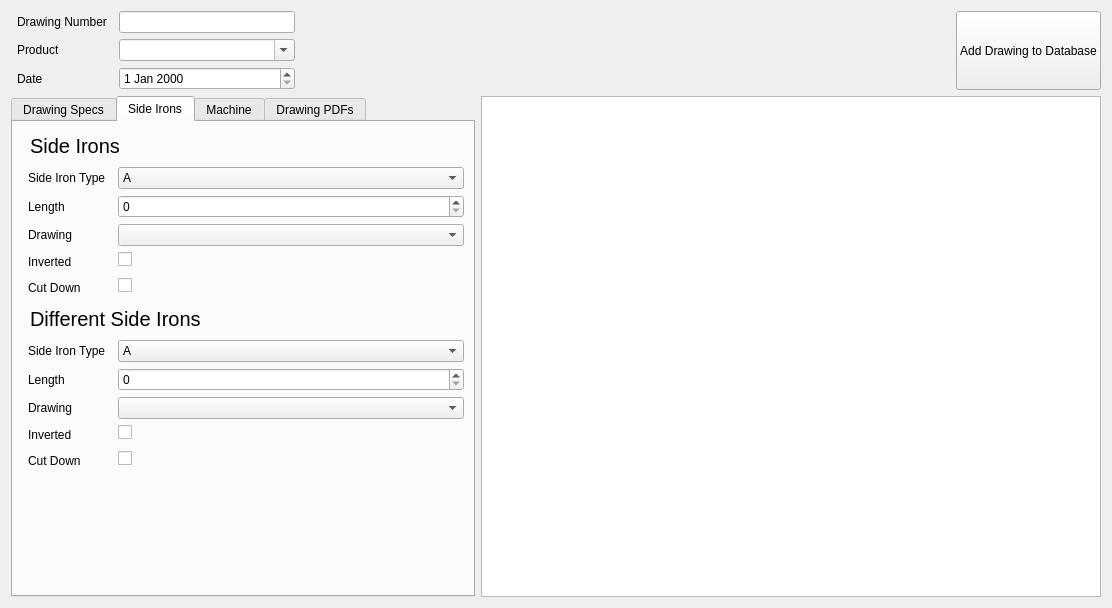
The window that ui/widgets/AddDrawingPageWidget.ui (matthew-sirman/database-manager) describes before a commit, drawn with Qt 5.
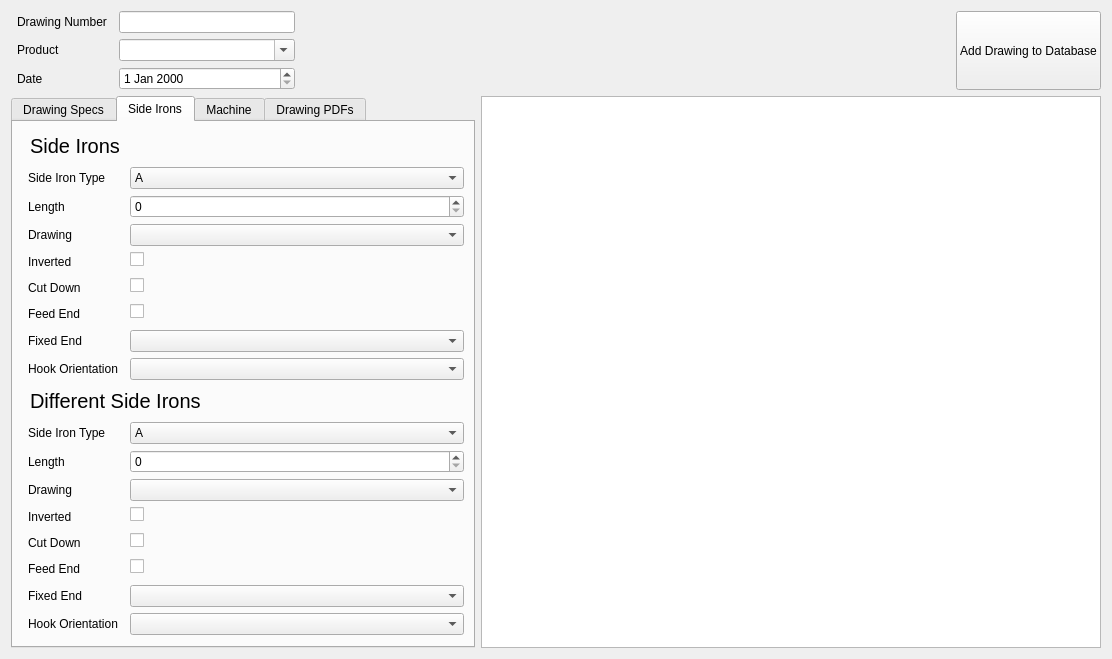
The same window after the commit. The open tabs and pages were chosen to show the change. Custom widgets are drawn as their Qt base class.

What changed in the file:
```diff
--- a/ui/widgets/AddDrawingPageWidget.ui
+++ b/ui/widgets/AddDrawingPageWidget.ui
@@ -825,6 +825,117 @@
                </property>
               </widget>
              </item>
+             <item row="7" column="1">
+              <widget class="QComboBox" name="leftSideIronHookOriInput">
+               <item>
+                <property name="text">
+                 <string/>
+                </property>
+               </item>
+               <item>
+                <property name="text">
+                 <string>Hook Up</string>
+                </property>
+               </item>
+               <item>
+                <property name="text">
+                 <string>Hook Down</string>
+                </property>
+               </item>
+              </widget>
+             </item>
+             <item row="7" column="0">
+              <widget class="QLabel" name="leftSideIronHookOriLabel">
+               <property name="styleSheet">
+                <string notr="true">
+                                  QLabel {
+                                  padding: 3px;
+                                  }
+
+                                  QLabel[hovering=true] {
+                                  padding: 3px;
+                                  background-color: #d9d9d9;
+                                  border-radius: 5px;
+                                  }
+                                </string>
+               </property>
+               <property name="text">
+                <string>Hook Orientation</string>
+               </property>
+              </widget>
+             </item>
+             <item row="5" column="0">
+              <widget class="QLabel" name="leftSideIronFeedEndLabel">
+               <property name="styleSheet">
+                <string notr="true">
+                                  QLabel {
+                                  padding: 3px;
+                                  }
+
+                                  QLabel[hovering=true] {
+                                  padding: 3px;
+                                  background-color: #d9d9d9;
+                                  border-radius: 5px;
+                                  }
+                                </string>
+               </property>
+               <property name="text">
+                <string>Feed End</string>
+               </property>
+              </widget>
+             </item>
+             <item row="6" column="0">
+              <widget class="QLabel" name="leftSideIronfixedEndLabel">
+               <property name="styleSheet">
+                <string notr="true">
+                                  QLabel {
+                                  padding: 3px;
+                                  }
+
+                                  QLabel[hovering=true] {
+                                  padding: 3px;
+                                  background-color: #d9d9d9;
+                                  border-radius: 5px;
+                                  }
+                                </string>
+               </property>
+               <property name="text">
+                <string>Fixed End</string>
+               </property>
+              </widget>
+             </item>
+             <item row="5" column="1">
+              <widget class="QCheckBox" name="leftSideIronFeedEndInput">
+               <property name="text">
+                <string/>
+               </property>
+               <property name="checked">
+                <bool>false</bool>
+               </property>
+               <property name="tristate">
+                <bool>false</bool>
+               </property>
+              </widget>
+             </item>
+             <item row="6" column="1">
+              <widget class="QComboBox" name="leftSideIronFixedEndInput">
+               <item>
+                <property name="text">
+                 <string/>
+                </property>
+               </item>
+               <item>
+                <property name="text">
+                 <string>Fixed End</string>
+                </property>
+               </item>
+               <item>
+                <property name="text">
+                 <string>Tensioned End</string>
+                </property>
+               </item>
+              </widget>
+             </item>
             </layout>
            </item>
            <item>
@@ -1041,6 +1152,111 @@
                </property>
               </widget>
              </item>
+             <item row="7" column="0">
+              <widget class="QLabel" name="rightSideIronHookOriLabel">
+               <property name="styleSheet">
+                <string notr="true">
+                                  QLabel {
+                                  padding: 3px;
+                                  }
+
+                                  QLabel[hovering=true] {
+                                  padding: 3px;
+                                  background-color: #d9d9d9;
+                                  border-radius: 5px;
+                                  }
+                                </string>
+               </property>
+               <property name="text">
+                <string>Hook Orientation</string>
+               </property>
+              </widget>
+             </item>
+             <item row="7" column="1">
+              <widget class="QComboBox" name="rightSideIronHookOriInput">
+               <item>
+                <property name="text">
+                 <string/>
+                </property>
+               </item>
+               <item>
+                <property name="text">
+                 <string>Hook Up</string>
+                </property>
+               </item>
+               <item>
+                <property name="text">
+                 <string>Hook Down</string>
+                </property>
+               </item>
+              </widget>
+             </item>
+             <item row="5" column="0">
+              <widget class="QLabel" name="rightSideIronFeedEndLabel">
+               <property name="styleSheet">
+                <string notr="true">
+                                  QLabel {
+                                  padding: 3px;
+                                  }
+
+                                  QLabel[hovering=true] {
+                                  padding: 3px;
+                                  background-color: #d9d9d9;
+                                  border-radius: 5px;
+                                  }
+                                </string>
+               </property>
+               <property name="text">
+                <string>Feed End</string>
+               </property>
+              </widget>
+             </item>
+             <item row="6" column="0">
+              <widget class="QLabel" name="rightSideIronFixedEndLabel">
+               <property name="styleSheet">
+                <string notr="true">
+                                  QLabel {
+                                  padding: 3px;
+                                  }
+
+                                  QLabel[hovering=true] {
+                                  padding: 3px;
+                                  background-color: #d9d9d9;
+                                  border-radius: 5px;
+                                  }
+                                </string>
+               </property>
+               <property name="text">
+                <string>Fixed End</string>
+               </property>
+              </widget>
+             </item>
+             <item row="5" column="1">
+              <widget class="QCheckBox" name="rightSideIronFeedEndInput">
+               <property name="text">
+                <string/>
+               </property>
+              </widget>
+             </item>
+             <item row="6" column="1">
+              <widget class="QComboBox" name="rightSideIronFixedEndInput">
+               <item>
+                <property name="text">
+                 <string/>
+                </property>
+               </item>
+               <item>
+                <property name="text">
+                 <string>Fixed End</string>
+                </property>
+               </item>
+               <item>
+                <property name="text">
+                 <string>Tensioned End</string>
+                </property>
+               </item>
+              </widget>
+             </item>
             </layout>
            </item>
            <item>
```
Left out of the diff: 2 changed lines with no effect on the pictures.
